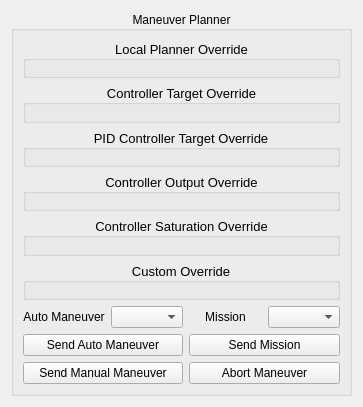
Qt form src/ground_station/src/Widgets/forms/WidgetManeuverPlanner.ui (MacProSector/uavEE) before a commit.
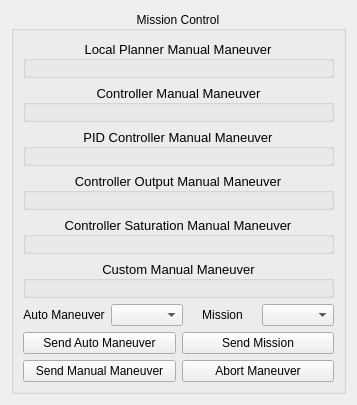
The same form after that commit.

Commit message: Updated ground station layout configs; Redesigned maneuver planner widget; Removed layout generator margin and spacing; Removed redundant PFD widget layout generation; Minor changes to widget UIs.

```diff
--- a/src/ground_station/src/Widgets/forms/WidgetManeuverPlanner.ui
+++ b/src/ground_station/src/Widgets/forms/WidgetManeuverPlanner.ui
@@ -6,8 +6,8 @@
    <rect>
     <x>0</x>
     <y>0</y>
-    <width>363</width>
-    <height>407</height>
+    <width>357</width>
+    <height>405</height>
    </rect>
   </property>
   <property name="sizePolicy">
@@ -19,17 +19,15 @@
   <property name="windowTitle">
    <string>Form</string>
   </property>
-  <layout class="QGridLayout" name="gridLayout_3">
-   <item row="0" column="0">
-    <widget class="QGroupBox" name="groupBox">
-     <property name="title">
-      <string>Maneuver Planner</string>
-     </property>
-     <property name="alignment">
-      <set>Qt::AlignCenter</set>
-     </property>
      <layout class="QGridLayout" name="gridLayout_2">
       <item row="0" column="0">
+    <widget class="QGroupBox" name="groupBox">
+     <property name="title">
+      <string>Mission Control</string>
+     </property>
+     <property name="alignment">
+      <set>Qt::AlignCenter</set>
+     </property>
        <layout class="QVBoxLayout" name="verticalLayout">
         <item>
          <layout class="QVBoxLayout" name="verticalLayout_2">
@@ -41,7 +39,7 @@
              </font>
             </property>
             <property name="title">
-             <string>Local Planner Override</string>
+           <string>Local Planner Manual Maneuver</string>
             </property>
             <property name="alignment">
              <set>Qt::AlignCenter</set>
@@ -56,7 +54,7 @@
              </font>
             </property>
             <property name="title">
-             <string>Controller Target Override</string>
+           <string>Controller Manual Maneuver</string>
             </property>
             <property name="alignment">
              <set>Qt::AlignCenter</set>
@@ -71,7 +69,7 @@
              </font>
             </property>
             <property name="title">
-             <string>PID Controller Target Override</string>
+           <string>PID Controller Manual Maneuver</string>
             </property>
             <property name="alignment">
              <set>Qt::AlignCenter</set>
@@ -86,7 +84,7 @@
              </font>
             </property>
             <property name="title">
-             <string>Controller Output Override</string>
+           <string>Controller Output Manual Maneuver</string>
             </property>
             <property name="alignment">
              <set>Qt::AlignCenter</set>
@@ -101,7 +99,7 @@
              </font>
             </property>
             <property name="title">
-             <string>Controller Saturation Override</string>
+           <string>Controller Saturation Manual Maneuver</string>
             </property>
             <property name="alignment">
              <set>Qt::AlignCenter</set>
@@ -116,7 +114,7 @@
              </font>
             </property>
             <property name="title">
-             <string>Custom Override</string>
+           <string>Custom Manual Maneuver</string>
             </property>
             <property name="alignment">
              <set>Qt::AlignCenter</set>
@@ -126,8 +124,6 @@
          </layout>
         </item>
         <item>
-         <layout class="QGridLayout" name="gridLayout">
-          <item row="0" column="0">
            <layout class="QHBoxLayout" name="horizontalLayout">
             <item>
              <widget class="QLabel" name="maneuverLabel">
@@ -142,10 +138,6 @@
             <item>
              <widget class="QComboBox" name="maneuverOptions"/>
             </item>
-           </layout>
-          </item>
-          <item row="0" column="1">
-           <layout class="QHBoxLayout" name="horizontalLayout_2">
             <item>
              <widget class="QLabel" name="missionLabel">
               <property name="text">
@@ -168,35 +160,35 @@
             </item>
            </layout>
           </item>
-          <item row="1" column="0">
+      <item>
+       <layout class="QGridLayout" name="gridLayout">
+        <item row="0" column="0">
            <widget class="QPushButton" name="sendManeuver">
             <property name="text">
              <string>Send Auto Maneuver</string>
             </property>
            </widget>
           </item>
-          <item row="1" column="1">
+        <item row="0" column="1">
            <widget class="QPushButton" name="sendMission">
             <property name="text">
              <string>Send Mission</string>
             </property>
            </widget>
           </item>
-          <item row="2" column="0">
+        <item row="1" column="0">
            <widget class="QPushButton" name="apply">
             <property name="text">
              <string>Send Manual Maneuver</string>
             </property>
            </widget>
           </item>
-          <item row="2" column="1">
+        <item row="1" column="1">
            <widget class="QPushButton" name="abort">
             <property name="text">
              <string>Abort Maneuver</string>
             </property>
            </widget>
-          </item>
-         </layout>
         </item>
        </layout>
       </item>
```
Lines whose indentation alone changed are shown as unchanged. The commit also changes 9 other files.
